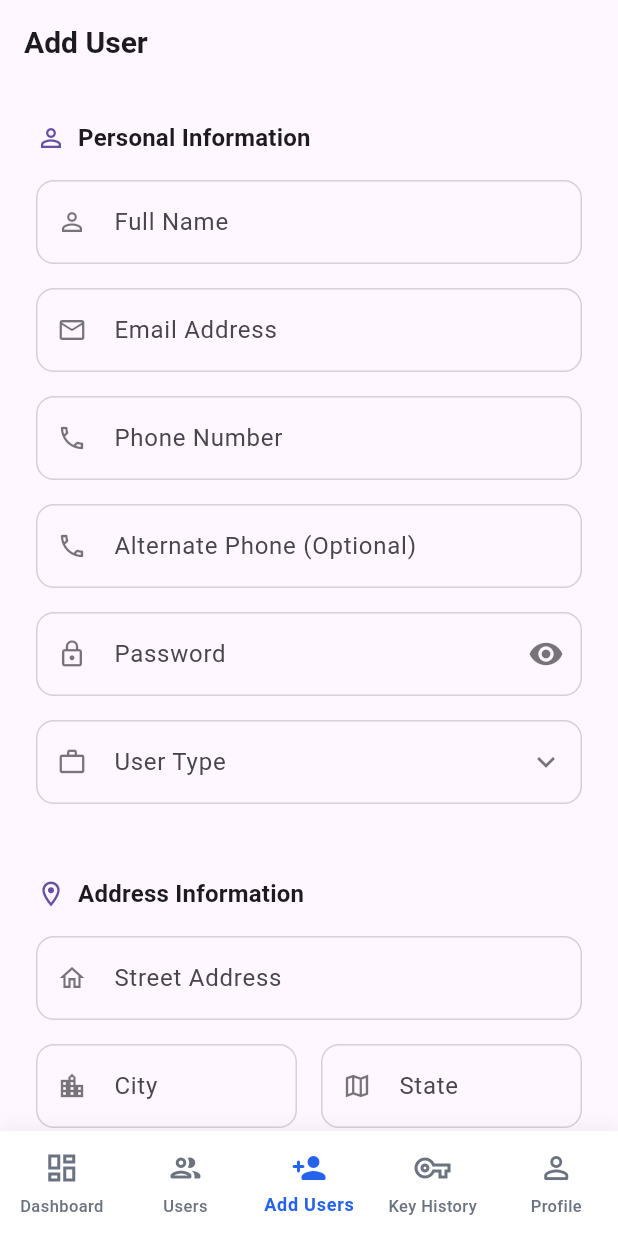
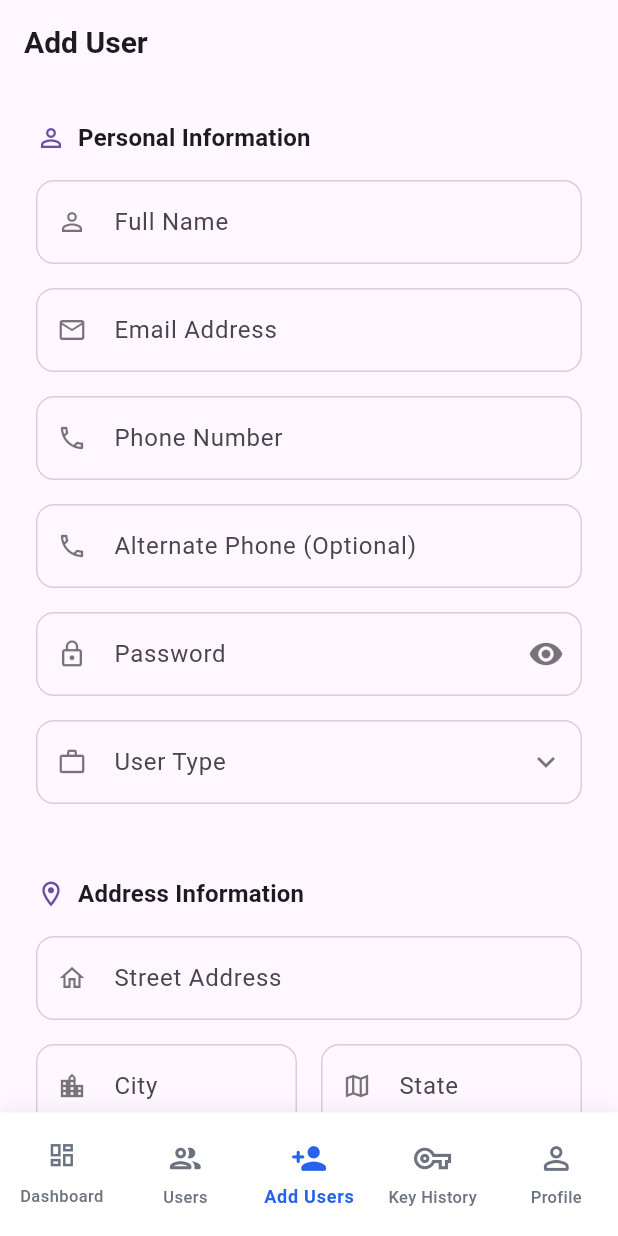
Before and after one commit to zerotouch-komal/E_warranty, a Flutter app: the MyDrawer screen opened directly, item 3 of the bottom bar chosen, on a phone screen of 412 x 824 dp. Run offline on Flutter 3.47's test engine with Material 3 defaults, Android fonts, the phone set to English and light mode, and no system bars; our stand-ins replace image_picker, shared_preferences; accounts and stored records are empty; network calls fail.

Commit message:
Added MediaQuery

```diff
--- a/lib/main.dart
+++ b/lib/main.dart
@@ -4,6 +4,7 @@ import 'package:e_warranty/provider/key_provider.dart';
 import 'package:e_warranty/provider/login_provider.dart';
 import 'package:e_warranty/provider/profile_provider.dart';
 import 'package:e_warranty/screens/splashscreen.dart';
+import 'package:e_warranty/utils/pixelutil.dart';
 import 'package:e_warranty/utils/shared_preferences.dart';
 import 'package:flutter/material.dart';
 import 'package:provider/provider.dart';
@@ -20,6 +21,9 @@ class MyApp extends StatelessWidget {
 
   @override
   Widget build(BuildContext context) {
+
+    ScreenUtil.initialize(context);
+
     return MultiProvider(
       providers: [
         ChangeNotifierProvider(create: (context) => AuthProvider()),
--- a/lib/screens/Register.dart
+++ b/lib/screens/Register.dart
@@ -1,4 +1,5 @@
 import 'package:e_warranty/provider/all_user_provider.dart';
+import 'package:e_warranty/utils/pixelutil.dart';
 import 'package:flutter/material.dart';
 import 'package:provider/provider.dart';
 
@@ -48,7 +49,7 @@ class _RegisterScreenState extends State<RegisterScreen> {
                   color: Colors.white,
                   size: 20,
                 ),
-                const SizedBox(width: 12),
+                SizedBox(width: ScreenUtil.unitHeight * 20),
                 Expanded(
                   child: Text(
                     message,
@@ -102,7 +103,7 @@ class _RegisterScreenState extends State<RegisterScreen> {
             crossAxisAlignment: CrossAxisAlignment.stretch,
             children: [
               _buildSectionHeader("Personal Information", Icons.person_outline),
-              const SizedBox(height: 16),
+              SizedBox(height: 16),
               _buildTextField(
                 "Full Name",
                 icon: Icons.person_outline,
@@ -183,13 +184,13 @@ class _RegisterScreenState extends State<RegisterScreen> {
                 (v) => setState(() => userType = v),
               ),
 
-              const SizedBox(height: 32),
+              SizedBox(height: 32),
 
               _buildSectionHeader(
                 "Address Information",
                 Icons.location_on_outlined,
               ),
-              const SizedBox(height: 16),
+              SizedBox(height: 16),
               _buildTextField(
                 "Street Address",
                 icon: Icons.home_outlined,
@@ -204,7 +205,7 @@ class _RegisterScreenState extends State<RegisterScreen> {
                       onSaved: (v) => city = v,
                     ),
                   ),
-                  const SizedBox(width: 16),
+                  SizedBox(width: 16),
                   Expanded(
                     child: _buildTextField(
                       "State",
@@ -223,7 +224,7 @@ class _RegisterScreenState extends State<RegisterScreen> {
                       onSaved: (v) => country = v,
                     ),
                   ),
-                  const SizedBox(width: 16),
+                  SizedBox(width: 16),
                   Expanded(
                     child: _buildTextField(
                       "Zip Code",
@@ -235,10 +236,10 @@ class _RegisterScreenState extends State<RegisterScreen> {
                 ],
               ),
 
-              const SizedBox(height: 40),
+              SizedBox(height: ScreenUtil.unitHeight * 20),
 
               SizedBox(
-                height: 56,
+                height: ScreenUtil.unitHeight * 60,
                 child:
                     provider.isLoading
                         ? Container(
@@ -248,8 +249,8 @@ class _RegisterScreenState extends State<RegisterScreen> {
                           ),
                           child: Center(
                             child: SizedBox(
-                              height: 24,
-                              width: 24,
+                              height: ScreenUtil.unitHeight * 20,
+                              width: ScreenUtil.unitHeight * 20,
                               child: CircularProgressIndicator(
                                 strokeWidth: 2,
                                 valueColor: AlwaysStoppedAnimation<Color>(
@@ -292,7 +293,7 @@ class _RegisterScreenState extends State<RegisterScreen> {
     return Row(
       children: [
         Icon(icon, size: 20, color: colorScheme.primary),
-        const SizedBox(width: 8),
+        SizedBox(width: 8),
         Text(
           title,
           style: theme.textTheme.titleMedium?.copyWith(
--- a/lib/screens/drawer.dart
+++ b/lib/screens/drawer.dart
@@ -3,6 +3,7 @@ import 'package:e_warranty/screens/dashboard.dart';
 import 'package:e_warranty/screens/key_history.dart';
 import 'package:e_warranty/screens/profile.dart';
 import 'package:e_warranty/screens/all_user.dart';
+import 'package:e_warranty/utils/pixelutil.dart';
 import 'package:flutter/material.dart';
 
 class MyDrawer extends StatefulWidget {
@@ -36,7 +37,7 @@ class _MyDrawerState extends State<MyDrawer> {
     onPopInvoked: (didPop) {
       if (!didPop && _selectedIndex != 0) {
         setState(() {
-          _selectedIndex = 0; // Navigate back to Dashboard tab
+          _selectedIndex = 0;
         });
       }
     },
@@ -56,7 +57,7 @@ class _MyDrawerState extends State<MyDrawer> {
         ),
         child: SafeArea(
           child: SizedBox(
-            height: 70,
+            height: ScreenUtil.unitHeight * 100,
             child: BottomNavigationBar(
               currentIndex: _selectedIndex,
               onTap: _onItemTapped,
@@ -75,59 +76,59 @@ class _MyDrawerState extends State<MyDrawer> {
                 fontWeight: FontWeight.w500,
                 letterSpacing: 0.3,
               ),
-              items: const [
+              items: [
                 BottomNavigationBarItem(
                   icon: Padding(
-                    padding: EdgeInsets.only(bottom: 4),
-                    child: Icon(Icons.dashboard_outlined, size: 24),
+                    padding: EdgeInsets.only(bottom: ScreenUtil.unitHeight * 10),
+                    child: Icon(Icons.dashboard_outlined, size: ScreenUtil.unitHeight * 24),
                   ),
                   activeIcon: Padding(
-                    padding: EdgeInsets.only(bottom: 4),
-                    child: Icon(Icons.dashboard_rounded, size: 24),
+                    padding: EdgeInsets.only(bottom: ScreenUtil.unitHeight * 10),
+                    child: Icon(Icons.dashboard_rounded, size: ScreenUtil.unitHeight * 24),
                   ),
                   label: 'Dashboard',
                 ),
                 BottomNavigationBarItem(
                   icon: Padding(
-                    padding: EdgeInsets.only(bottom: 4),
-                    child: Icon(Icons.people_outline_rounded, size: 24),
+                    padding: EdgeInsets.only(bottom: ScreenUtil.unitHeight * 5),
+                    child: Icon(Icons.people_outline_rounded, size: ScreenUtil.unitHeight * 30),
                   ),
                   activeIcon: Padding(
-                    padding: EdgeInsets.only(bottom: 4),
-                    child: Icon(Icons.people_rounded, size: 24),
+                    padding: EdgeInsets.only(bottom: ScreenUtil.unitHeight * 5),
+                    child: Icon(Icons.people_rounded, size: ScreenUtil.unitHeight * 30),
                   ),
                   label: 'Users',
                 ),
                 BottomNavigationBarItem(
                   icon: Padding(
-                    padding: EdgeInsets.only(bottom: 4),
-                    child: Icon(Icons.person_add_outlined, size: 24),
+                    padding: EdgeInsets.only(bottom: ScreenUtil.unitHeight * 10),
+                    child: Icon(Icons.person_add_outlined, size: ScreenUtil.unitHeight * 30),
                   ),
                   activeIcon: Padding(
-                    padding: EdgeInsets.only(bottom: 4),
-                    child: Icon(Icons.person_add_rounded, size: 24),
+                    padding: EdgeInsets.only(bottom: ScreenUtil.unitHeight * 5),
+                    child: Icon(Icons.person_add_rounded, size: ScreenUtil.unitHeight * 30),
                   ),
                   label: 'Add Users',
                 ),
                 BottomNavigationBarItem(
                   icon: Padding(
-                    padding: EdgeInsets.only(bottom: 4),
-                    child: Icon(Icons.vpn_key_outlined, size: 24),
+                    padding: EdgeInsets.only(bottom: ScreenUtil.unitHeight * 5),
+                    child: Icon(Icons.vpn_key_outlined, size: ScreenUtil.unitHeight * 30),
                   ),
                   activeIcon: Padding(
-                    padding: EdgeInsets.only(bottom: 4),
-                    child: Icon(Icons.vpn_key_rounded, size: 24),
+                    padding: EdgeInsets.only(bottom: ScreenUtil.unitHeight * 5),
+                    child: Icon(Icons.vpn_key_rounded, size: ScreenUtil.unitHeight * 30),
                   ),
                   label: 'Key History',
                 ),
                 BottomNavigationBarItem(
                   icon: Padding(
-                    padding: EdgeInsets.only(bottom: 4),
-                    child: Icon(Icons.person_outline_rounded, size: 24),
+                    padding: EdgeInsets.only(bottom: ScreenUtil.unitHeight * 5),
+                    child: Icon(Icons.person_outline_rounded, size: ScreenUtil.unitHeight * 30),
                   ),
                   activeIcon: Padding(
-                    padding: EdgeInsets.only(bottom: 4),
-                    child: Icon(Icons.person_rounded, size: 24),
+                    padding: EdgeInsets.only(bottom: ScreenUtil.unitHeight * 5),
+                    child: Icon(Icons.person_rounded, size: ScreenUtil.unitHeight * 30),
                   ),
                   label: 'Profile',
                 ),
```
Also changed, not shown: lib/screens/all_user.dart (+28 -27 lines), lib/screens/change_password.dart (+9 -8 lines), lib/screens/dashboard.dart (+26 -25 lines), lib/screens/key_history.dart (+23 -22 lines), lib/screens/login.dart (+23 -22 lines), lib/screens/profile.dart (+36 -35 lines), lib/screens/single_user.dart (+21 -20 lines).
